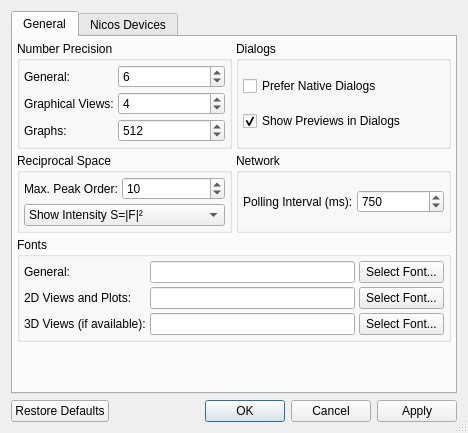
Above: ui/settings.ui from t-weber/takin before the change. Below: the same form after it.
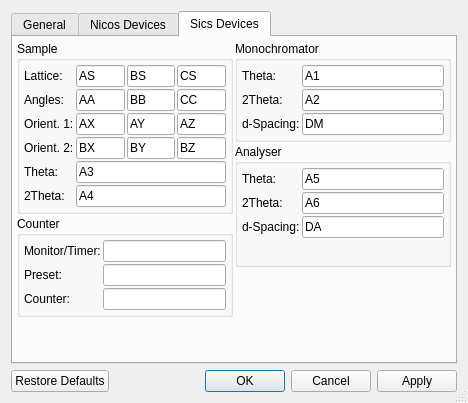
That is the form after the change. The open tabs and pages were chosen to show the change.

Diff of the .ui file:
```diff
--- a/ui/settings.ui
+++ b/ui/settings.ui
@@ -7,7 +7,7 @@
     <x>0</x>
     <y>0</y>
     <width>468</width>
-    <height>433</height>
+    <height>403</height>
    </rect>
   </property>
   <property name="windowTitle">
@@ -41,7 +41,7 @@
         <number>4</number>
        </property>
        <property name="spacing">
-        <number>4</number>
+        <number>2</number>
        </property>
        <item row="1" column="0">
         <widget class="QGroupBox" name="groupBox_4">
@@ -53,7 +53,7 @@
            <number>4</number>
           </property>
           <property name="spacing">
-           <number>4</number>
+           <number>2</number>
           </property>
           <item row="0" column="1">
            <widget class="QSpinBox" name="spinBragg">
@@ -107,19 +107,6 @@
          </layout>
         </widget>
        </item>
-       <item row="4" column="0">
-        <spacer name="verticalSpacer">
-         <property name="orientation">
-          <enum>Qt::Vertical</enum>
-         </property>
-         <property name="sizeHint" stdset="0">
-          <size>
-           <width>20</width>
-           <height>40</height>
-          </size>
-         </property>
-        </spacer>
-       </item>
        <item row="0" column="0">
         <widget class="QGroupBox" name="groupBox_6">
          <property name="title">
@@ -130,7 +117,7 @@
            <number>4</number>
           </property>
           <property name="spacing">
-           <number>4</number>
+           <number>2</number>
           </property>
           <item row="1" column="1">
            <widget class="QSpinBox" name="spinPrecGfx">
@@ -223,7 +210,7 @@
            <number>4</number>
           </property>
           <property name="spacing">
-           <number>4</number>
+           <number>2</number>
           </property>
           <item row="0" column="0">
            <widget class="QLabel" name="label_23">
@@ -238,7 +225,7 @@
             </property>
            </widget>
           </item>
-          <item row="0" column="1">
+          <item row="0" column="1" colspan="2">
            <widget class="QLineEdit" name="editGenFont">
             <property name="sizePolicy">
              <sizepolicy hsizetype="Expanding" vsizetype="Fixed">
@@ -246,6 +233,9 @@
               <verstretch>0</verstretch>
              </sizepolicy>
             </property>
+            <property name="toolTip">
+             <string>Font.</string>
+            </property>
             <property name="text">
              <string/>
             </property>
@@ -254,7 +244,7 @@
             </property>
            </widget>
           </item>
-          <item row="0" column="2">
+          <item row="0" column="3">
            <widget class="QToolButton" name="btnGenFont">
             <property name="sizePolicy">
              <sizepolicy hsizetype="Fixed" vsizetype="Preferred">
@@ -276,11 +266,11 @@
              </sizepolicy>
             </property>
             <property name="text">
-             <string>2D Views and Plots:</string>
+             <string>2D Views:</string>
             </property>
            </widget>
           </item>
-          <item row="1" column="1">
+          <item row="1" column="1" colspan="2">
            <widget class="QLineEdit" name="editGfxFont">
             <property name="sizePolicy">
              <sizepolicy hsizetype="Expanding" vsizetype="Fixed">
@@ -288,6 +278,9 @@
               <verstretch>0</verstretch>
              </sizepolicy>
             </property>
+            <property name="toolTip">
+             <string>Font.</string>
+            </property>
             <property name="text">
              <string/>
             </property>
@@ -296,7 +289,7 @@
             </property>
            </widget>
           </item>
-          <item row="1" column="2">
+          <item row="1" column="3">
            <widget class="QToolButton" name="btnGfxFont">
             <property name="sizePolicy">
              <sizepolicy hsizetype="Fixed" vsizetype="Preferred">
@@ -318,7 +311,7 @@
              </sizepolicy>
             </property>
             <property name="text">
-             <string>3D Views (if available):</string>
+             <string>3D Views:</string>
             </property>
            </widget>
           </item>
@@ -326,19 +319,44 @@
            <widget class="QLineEdit" name="editGLFont">
             <property name="sizePolicy">
              <sizepolicy hsizetype="Expanding" vsizetype="Fixed">
-              <horstretch>1</horstretch>
+              <horstretch>3</horstretch>
               <verstretch>0</verstretch>
              </sizepolicy>
             </property>
+            <property name="toolTip">
+             <string>Font file.</string>
+            </property>
             <property name="text">
              <string/>
             </property>
             <property name="readOnly">
-             <bool>true</bool>
+             <bool>false</bool>
             </property>
            </widget>
           </item>
           <item row="2" column="2">
+           <widget class="QSpinBox" name="spinGLFont">
+            <property name="sizePolicy">
+             <sizepolicy hsizetype="Minimum" vsizetype="Fixed">
+              <horstretch>1</horstretch>
+              <verstretch>0</verstretch>
+             </sizepolicy>
+            </property>
+            <property name="toolTip">
+             <string>Font size.</string>
+            </property>
+            <property name="prefix">
+             <string/>
+            </property>
+            <property name="minimum">
+             <number>1</number>
+            </property>
+            <property name="value">
+             <number>24</number>
+            </property>
+           </widget>
+          </item>
+          <item row="2" column="3">
            <widget class="QToolButton" name="btnGLFont">
             <property name="sizePolicy">
              <sizepolicy hsizetype="Fixed" vsizetype="Preferred">
@@ -364,7 +382,7 @@
            <number>4</number>
           </property>
           <property name="spacing">
-           <number>4</number>
+           <number>2</number>
           </property>
           <item row="0" column="0">
            <widget class="QLabel" name="label_21">
@@ -375,7 +393,7 @@
              </sizepolicy>
             </property>
             <property name="text">
-             <string>Polling Interval (ms):</string>
+             <string>Polling Interval:</string>
             </property>
            </widget>
           </item>
@@ -387,6 +405,9 @@
               <verstretch>0</verstretch>
              </sizepolicy>
             </property>
+            <property name="suffix">
+             <string> ms</string>
+            </property>
             <property name="maximum">
              <number>100000</number>
             </property>
@@ -411,7 +432,7 @@
            <number>4</number>
           </property>
           <property name="spacing">
-           <number>4</number>
+           <number>2</number>
           </property>
           <item row="1" column="0" colspan="2">
            <widget class="QCheckBox" name="checkPreview">
@@ -433,6 +454,19 @@
          </layout>
         </widget>
        </item>
+       <item row="4" column="0" colspan="2">
+        <spacer name="verticalSpacer">
+         <property name="orientation">
+          <enum>Qt::Vertical</enum>
+         </property>
+         <property name="sizeHint" stdset="0">
+          <size>
+           <width>20</width>
+           <height>40</height>
+          </size>
+         </property>
+        </spacer>
+       </item>
       </layout>
      </widget>
      <widget class="QWidget" name="tabNetDevices">
@@ -440,6 +474,12 @@
        <string>Nicos Devices</string>
       </attribute>
       <layout class="QGridLayout" name="gridLayout_2">
+       <property name="margin">
+        <number>4</number>
+       </property>
+       <property name="spacing">
+        <number>2</number>
+       </property>
        <item row="1" column="2">
         <widget class="QGroupBox" name="groupBox_3">
          <property name="title">
@@ -447,10 +487,10 @@
          </property>
          <layout class="QFormLayout" name="formLayout_2">
           <property name="horizontalSpacing">
-           <number>4</number>
+           <number>2</number>
           </property>
           <property name="verticalSpacing">
-           <number>4</number>
+           <number>2</number>
           </property>
           <property name="margin">
            <number>4</number>
@@ -507,10 +547,10 @@
          </property>
          <layout class="QFormLayout" name="formLayout">
           <property name="horizontalSpacing">
-           <number>4</number>
+           <number>2</number>
           </property>
           <property name="verticalSpacing">
-           <number>4</number>
+           <number>2</number>
           </property>
           <property name="margin">
            <number>4</number>
@@ -567,10 +607,10 @@
          </property>
          <layout class="QFormLayout" name="formLayout_3">
           <property name="horizontalSpacing">
-           <number>4</number>
+           <number>2</number>
           </property>
           <property name="verticalSpacing">
-           <number>4</number>
+           <number>2</number>
           </property>
           <property name="margin">
            <number>4</number>
@@ -616,7 +656,7 @@
           <item row="3" column="0">
            <widget class="QLabel" name="label_4">
             <property name="text">
-             <string>Orient1:</string>
+             <string>Orient. 1:</string>
             </property>
            </widget>
           </item>
@@ -630,7 +670,7 @@
           <item row="4" column="0">
            <widget class="QLabel" name="label_5">
             <property name="text">
-             <string>Orient2:</string>
+             <string>Orient. 2:</string>
             </property>
            </widget>
           </item>
@@ -697,7 +737,7 @@
             </property>
            </widget>
           </item>
-          <item row="9" column="0" colspan="2">
+          <item row="10" column="0" colspan="2">
            <widget class="QCheckBox" name="checkFlipOrient2">
             <property name="toolTip">
              <string>Converts Nicos' left-handed coordinate system to Takin's right-handed one.</string>
@@ -710,6 +750,13 @@
             </property>
            </widget>
           </item>
+          <item row="9" column="0" colspan="2">
+           <widget class="QCheckBox" name="checkSthSttCorr">
+            <property name="text">
+             <string>Couple Theta-2Theta Angles</string>
+            </property>
+           </widget>
+          </item>
          </layout>
         </widget>
        </item>
@@ -720,10 +767,10 @@
          </property>
          <layout class="QFormLayout" name="formLayout_4">
           <property name="horizontalSpacing">
-           <number>4</number>
+           <number>2</number>
           </property>
           <property name="verticalSpacing">
-           <number>4</number>
+           <number>2</number>
           </property>
           <property name="margin">
            <number>4</number>
@@ -763,6 +810,404 @@
        </item>
       </layout>
      </widget>
+     <widget class="QWidget" name="tabSicsDevices">
+      <attribute name="title">
+       <string>Sics Devices</string>
+      </attribute>
+      <layout class="QGridLayout" name="gridLayout_10">
+       <property name="margin">
+        <number>4</number>
+       </property>
+       <property name="spacing">
+        <number>2</number>
+       </property>
+       <item row="0" column="0" rowspan="2">
+        <widget class="QGroupBox" name="groupBox_10">
+         <property name="sizePolicy">
+          <sizepolicy hsizetype="Preferred" vsizetype="Preferred">
+           <horstretch>1</horstretch>
+           <verstretch>0</verstretch>
+          </sizepolicy>
+         </property>
+         <property name="title">
+          <string>Sample</string>
+         </property>
+         <layout class="QGridLayout" name="gridLayout_9">
+          <property name="margin">
+           <number>4</number>
+          </property>
+          <property name="spacing">
+           <number>2</number>
+          </property>
+          <item row="0" column="0">
+           <widget class="QLabel" name="label_27">
+            <property name="text">
+             <string>Lattice:</string>
+            </property>
+           </widget>
+          </item>
+          <item row="0" column="1">
+           <widget class="QLineEdit" name="edit6_AS">
+            <property name="text">
+             <string>AS</string>
+            </property>
+           </widget>
+          </item>
+          <item row="0" column="2">
+           <widget class="QLineEdit" name="edit6_BS">
+            <property name="text">
+             <string>BS</string>
+            </property>
+           </widget>
+          </item>
+          <item row="0" column="3">
+           <widget class="QLineEdit" name="edit6_CS">
+            <property name="text">
+             <string>CS</string>
+            </property>
+           </widget>
+          </item>
+          <item row="1" column="0">
+           <widget class="QLabel" name="label_28">
+            <property name="text">
+             <string>Angles:</string>
+            </property>
+           </widget>
+          </item>
+          <item row="1" column="1">
+           <widget class="QLineEdit" name="edit6_AA">
+            <property name="text">
+             <string>AA</string>
+            </property>
+           </widget>
+          </item>
+          <item row="1" column="2">
+           <widget class="QLineEdit" name="edit6_BB">
+            <property name="text">
+             <string>BB</string>
+            </property>
+           </widget>
+          </item>
+          <item row="1" column="3">
+           <widget class="QLineEdit" name="edit6_CC">
+            <property name="text">
+             <string>CC</string>
+            </property>
+           </widget>
+          </item>
+          <item row="2" column="0">
+           <widget class="QLabel" name="label_29">
+            <property name="text">
+             <string>Orient. 1:</string>
+            </property>
+           </widget>
+          </item>
+          <item row="2" column="1">
+           <widget class="QLineEdit" name="edit6_AX">
+            <property name="text">
+             <string>AX</string>
+            </property>
+           </widget>
+          </item>
+          <item row="2" column="2">
+           <widget class="QLineEdit" name="edit6_AY">
+            <property name="text">
+             <string>AY</string>
+            </property>
+           </widget>
+          </item>
+          <item row="2" column="3">
+           <widget class="QLineEdit" name="edit6_AZ">
+            <property name="text">
+             <string>AZ</string>
+            </property>
+           </widget>
+          </item>
+          <item row="3" column="0">
+           <widget class="QLabel" name="label_30">
+            <property name="text">
+             <string>Orient. 2:</string>
+            </property>
+           </widget>
+          </item>
+          <item row="3" column="1">
+           <widget class="QLineEdit" name="edit6_BX">
+            <property name="text">
+             <string>BX</string>
+            </property>
+           </widget>
+          </item>
+          <item row="3" column="2">
+           <widget class="QLineEdit" name="edit6_BY">
+            <property name="text">
+             <string>BY</string>
+            </property>
+           </widget>
+          </item>
+          <item row="3" column="3">
+           <widget class="QLineEdit" name="edit6_BZ">
+            <property name="text">
+             <string>BZ</string>
+            </property>
+           </widget>
+          </item>
+          <item row="4" column="0">
+           <widget class="QLabel" name="label_31">
+            <property name="text">
+             <string>Theta:</string>
+            </property>
+           </widget>
+          </item>
+          <item row="4" column="1" colspan="3">
+           <widget class="QLineEdit" name="edit6_A3">
+            <property name="text">
+             <string>A3</string>
+            </property>
+           </widget>
+          </item>
+          <item row="5" column="0">
+           <widget class="QLabel" name="label_32">
+            <property name="text">
+             <string>2Theta:</string>
+            </property>
+           </widget>
+          </item>
+          <item row="5" column="1" colspan="3">
+           <widget class="QLineEdit" name="edit6_A4">
+            <property name="text">
+             <string>A4</string>
+            </property>
+           </widget>
+          </item>
+         </layout>
+        </widget>
+       </item>
+       <item row="0" column="1">
+        <widget class="QGroupBox" name="groupBox_11">
+         <property name="sizePolicy">
+          <sizepolicy hsizetype="Preferred" vsizetype="Preferred">
+           <horstretch>1</horstretch>
+           <verstretch>0</verstretch>
+          </sizepolicy>
+         </property>
+         <property name="title">
+          <string>Monochromator</string>
+         </property>
+         <layout class="QFormLayout" name="formLayout_5">
+          <property name="horizontalSpacing">
+           <number>2</number>
+          </property>
+          <property name="verticalSpacing">
+           <number>2</number>
+          </property>
+          <property name="margin">
+           <number>4</number>
+          </property>
+          <item row="0" column="0">
+           <widget class="QLabel" name="label_34">
+            <property name="text">
+             <string>Theta:</string>
+            </property>
+           </widget>
+          </item>
+          <item row="0" column="1">
+           <widget class="QLineEdit" name="edit6_A1">
+            <property name="text">
+             <string>A1</string>
+            </property>
+           </widget>
+          </item>
+          <item row="1" column="0">
+           <widget class="QLabel" name="label_33">
+            <property name="text">
+             <string>2Theta:</string>
+            </property>
+           </widget>
+          </item>
+          <item row="1" column="1">
+           <widget class="QLineEdit" name="edit6_A2">
+            <property name="text">
+             <string>A2</string>
+            </property>
+           </widget>
+          </item>
+          <item row="2" column="0">
+           <widget class="QLabel" name="label_35">
+            <property name="text">
+             <string>d-Spacing:</string>
+            </property>
+           </widget>
+          </item>
+          <item row="2" column="1">
+           <widget class="QLineEdit" name="edit6_DM">
+            <property name="text">
+             <string>DM</string>
+            </property>
+           </widget>
+          </item>
+         </layout>
+        </widget>
+       </item>
+       <item row="1" column="1" rowspan="2">
+        <widget class="QGroupBox" name="groupBox_12">
+         <property name="sizePolicy">
+          <sizepolicy hsizetype="Preferred" vsizetype="Preferred">
+           <horstretch>1</horstretch>
+           <verstretch>0</verstretch>
+          </sizepolicy>
+         </property>
+         <property name="title">
+          <string>Analyser</string>
+         </property>
+         <layout class="QFormLayout" name="formLayout_6">
+          <property name="horizontalSpacing">
+           <number>2</number>
+          </property>
+          <property name="verticalSpacing">
+           <number>2</number>
+          </property>
+          <property name="margin">
+           <number>4</number>
+          </property>
+          <item row="0" column="0">
+           <widget class="QLabel" name="label_36">
+            <property name="text">
+             <string>Theta:</string>
+            </property>
+           </widget>
+          </item>
+          <item row="0" column="1">
+           <widget class="QLineEdit" name="edit6_A5">
+            <property name="text">
+             <string>A5</string>
+            </property>
+           </widget>
+          </item>
+          <item row="1" column="0">
+           <widget class="QLabel" name="label_38">
+            <property name="text">
+             <string>2Theta:</string>
+            </property>
+           </widget>
+          </item>
+          <item row="1" column="1">
+           <widget class="QLineEdit" name="edit6_A6">
+            <property name="text">
+             <string>A6</string>
+            </property>
+           </widget>
+          </item>
+          <item row="2" column="0">
+           <widget class="QLabel" name="label_37">
+            <property name="text">
+             <string>d-Spacing:</string>
+            </property>
+           </widget>
+          </item>
+          <item row="2" column="1">
+           <widget class="QLineEdit" name="edit6_DA">
+            <property name="text">
+             <string>DA</string>
+            </property>
+           </widget>
+          </item>
+         </layout>
+        </widget>
+       </item>
+       <item row="2" column="0" rowspan="2">
+        <widget class="QGroupBox" name="groupBox_13">
+         <property name="sizePolicy">
+          <sizepolicy hsizetype="Preferred" vsizetype="Preferred">
+           <horstretch>1</horstretch>
+           <verstretch>0</verstretch>
+          </sizepolicy>
+         </property>
+         <property name="title">
+          <string>Counter</string>
+         </property>
+         <layout class="QFormLayout" name="formLayout_7">
+          <property name="horizontalSpacing">
+           <number>2</number>
+          </property>
+          <property name="verticalSpacing">
+           <number>2</number>
+          </property>
+          <property name="margin">
+           <number>4</number>
+          </property>
+          <item row="0" column="0">
+           <widget class="QLabel" name="label_39">
+            <property name="text">
+             <string>Monitor/Timer:</string>
+            </property>
+           </widget>
+          </item>
+          <item row="0" column="1">
+           <widget class="QLineEdit" name="edit6_CurTime">
+            <property name="text">
+             <string/>
+            </property>
+           </widget>
+          </item>
+          <item row="1" column="0">
+           <widget class="QLabel" name="label_40">
+            <property name="text">
+             <string>Preset:</string>
+            </property>
+           </widget>
+          </item>
+          <item row="1" column="1">
+           <widget class="QLineEdit" name="edit6_Preset">
+            <property name="text">
+             <string/>
+            </property>
+           </widget>
+          </item>
+          <item row="2" column="0">
+           <widget class="QLabel" name="label_41">
+            <property name="text">
+             <string>Counter:</string>
+            </property>
+           </widget>
+          </item>
+          <item row="2" column="1">
+           <widget class="QLineEdit" name="edit6_Counter">
+            <property name="text">
+             <string/>
+            </property>
+           </widget>
+          </item>
+         </layout>
+        </widget>
+       </item>
+       <item row="3" column="1" rowspan="2">
+        <spacer name="verticalSpacer_2">
+         <property name="orientation">
+          <enum>Qt::Vertical</enum>
+         </property>
+         <property name="sizeHint" stdset="0">
+          <size>
+           <width>20</width>
+           <height>40</height>
+          </size>
+         </property>
+        </spacer>
+       </item>
+       <item row="4" column="0">
+        <spacer name="verticalSpacer_3">
+         <property name="orientation">
+          <enum>Qt::Vertical</enum>
+         </property>
+         <property name="sizeHint" stdset="0">
+          <size>
+           <width>20</width>
+           <height>23</height>
+          </size>
+         </property>
+        </spacer>
+       </item>
+      </layout>
+     </widget>
     </widget>
    </item>
   </layout>
```
Left out of the diff: 27 changed lines with no effect on the pictures.
